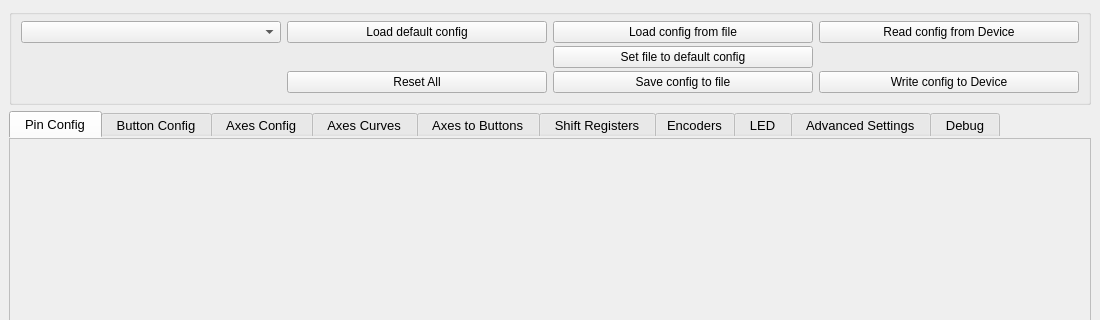
The window that mainwindow.ui (FreeJoy-Team/FreeJoyConfiguratorQt) describes before a commit, drawn with Qt 5; both pictures show x 0 to 1100 and y 0 to 320 of the 1100 by 772 pixel window.
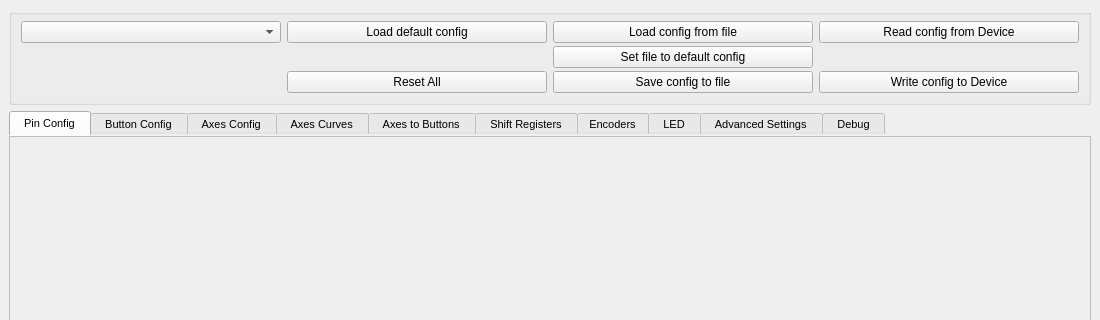
The same window after the commit. Custom widgets are drawn as their Qt base class.

```diff
--- a/mainwindow.ui
+++ b/mainwindow.ui
@@ -146,7 +146,7 @@
       </property>
       <property name="font">
        <font>
-        <pointsize>10</pointsize>
+        <pointsize>8</pointsize>
        </font>
       </property>
       <property name="styleSheet">
```
